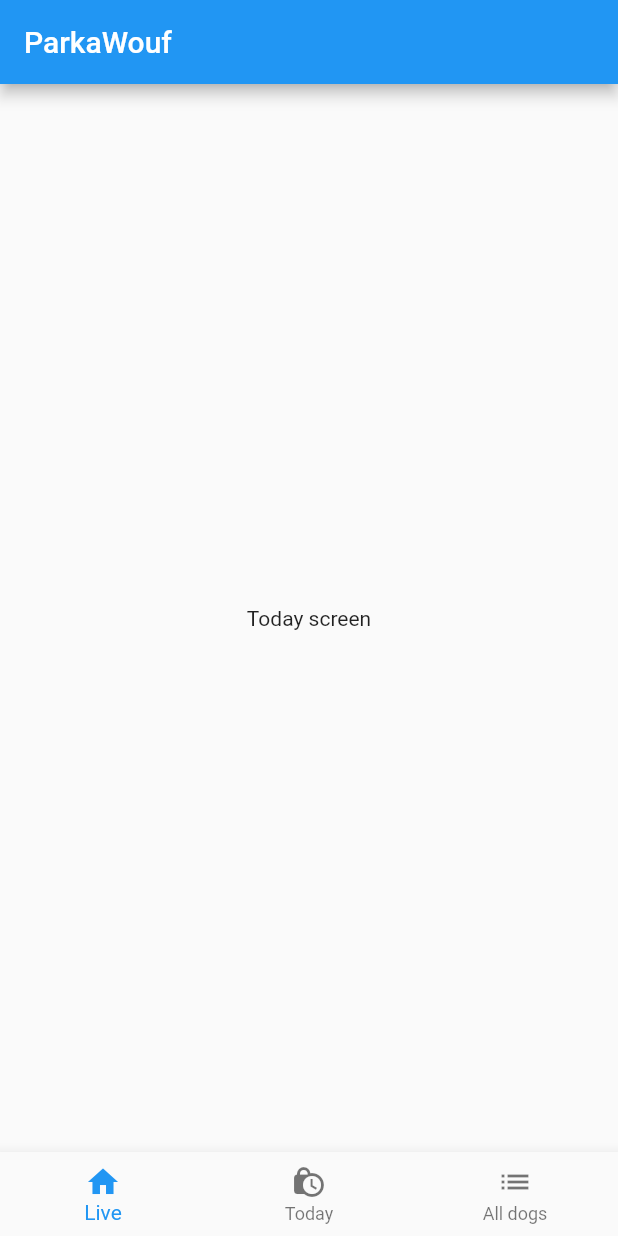
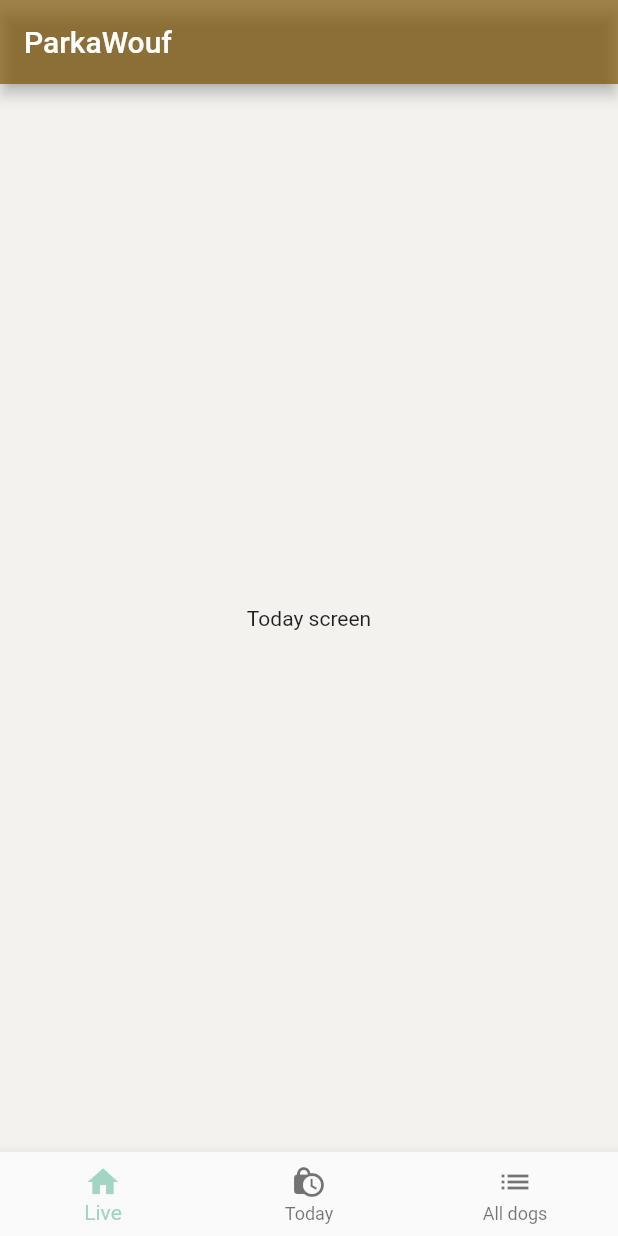
Before and after one commit to DIDIERRobin/parkawouf, a Flutter app: the screen it shows after launch, on a phone screen of 412 x 824 dp. Run offline on Flutter 3.47's test engine with Material 2 defaults, Android fonts, the phone set to English and light mode, and no system bars.

Commit message:
some basic style

```diff
--- /dev/null
+++ b/app/lib/main-theme.dart
@@ -0,0 +1,26 @@
+import 'package:flutter/material.dart';
+
+const beige = Color.fromRGBO(243, 242, 239, 1);
+const softGreen = Color.fromRGBO(162, 213, 198, 1);
+const darkGreen = Color.fromRGBO(0, 128, 128, 1);
+const brown = Color.fromARGB(175, 124, 82, 1);
+const darkGray = Color.fromARGB(74, 74, 74, 1);
+
+ThemeData ParkaWoufTheme() {
+  return ThemeData(
+    focusColor: softGreen,
+    highlightColor: softGreen,
+    primaryColor: softGreen,
+    scaffoldBackgroundColor: beige,
+    appBarTheme: AppBarTheme(
+      color: brown,
+    ),
+    textTheme: TextTheme(
+      bodyLarge: TextStyle(color: darkGray, fontFamily: 'Nunito'),
+      bodySmall: TextStyle(color: darkGray, fontFamily: 'Nunito'),
+    ),
+    bottomNavigationBarTheme: BottomNavigationBarThemeData(
+      selectedItemColor: softGreen,
+    ),
+  );
+}
--- a/app/lib/main.dart
+++ b/app/lib/main.dart
@@ -1,3 +1,4 @@
+import 'package:app/main-theme.dart';
 import 'package:flutter/material.dart';
 import 'package:app/widgets/nav-bar.widget.dart';
 import 'package:app/screens/today.screen.dart';
@@ -26,6 +27,7 @@ class _ParkaWoufState extends State<ParkaWouf> {
   Widget build(BuildContext context) {
     return MaterialApp(
       title: 'Parkawouf',
+      theme: ParkaWoufTheme(),
       home: Scaffold(
         appBar: AppBar(
           title: Text('ParkaWouf'),
```
Also changed, not shown: app/pubspec.yaml (+7 -0 lines), app/assets/fonts/nunito/Nunito-Black.ttf (added), app/assets/fonts/nunito/Nunito-BlackItalic.ttf (added), app/assets/fonts/nunito/Nunito-Bold.ttf (added), app/assets/fonts/nunito/Nunito-BoldItalic.ttf (added), app/assets/fonts/nunito/Nunito-ExtraBold.ttf (added), app/assets/fonts/nunito/Nunito-ExtraBoldItalic.ttf (added), app/assets/fonts/nunito/Nunito-ExtraLight.ttf (added), app/assets/fonts/nunito/Nunito-ExtraLightItalic.ttf (added), app/assets/fonts/nunito/Nunito-Italic.ttf (added), app/assets/fonts/nunito/Nunito-Light.ttf (added), app/assets/fonts/nunito/Nunito-LightItalic.ttf (added), app/assets/fonts/nunito/Nunito-Medium.ttf (added), app/assets/fonts/nunito/Nunito-MediumItalic.ttf (added), 3 more files.
